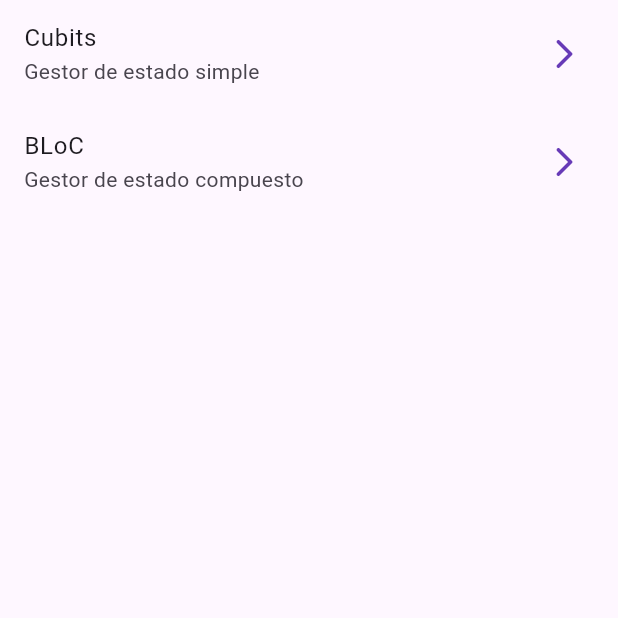
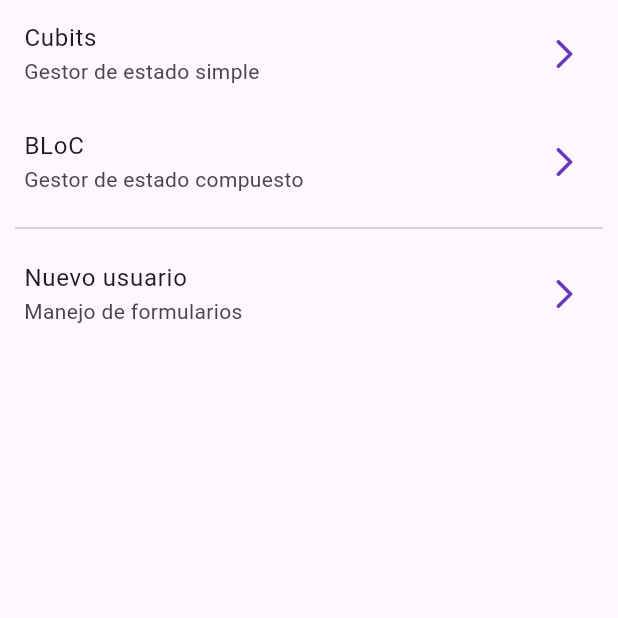
Before and after one commit to Sloot04/forms_app, a Flutter app: the screen it shows after launch, on a phone screen of 412 x 824 dp, the top half of it. Run offline on Flutter 3.47's test engine with Material 2 defaults, Android fonts, the phone set to English and light mode, and no system bars; our stand-ins replace equatable, flutter_bloc, go_router.

```diff
--- a/lib/config/router/app_router.dart
+++ b/lib/config/router/app_router.dart
@@ -15,5 +15,9 @@ final appRouter = GoRouter(
       path: '/bloc',
       builder: (context, state) => const BlocCounterScreen(),
     ),
+    GoRoute(
+      path: '/new-user',
+      builder: (context, state) => const RegisterScreen(),
+    ),
   ],
 );
--- a/lib/presentation/presentation.dart
+++ b/lib/presentation/presentation.dart
@@ -1,3 +1,4 @@
 export 'screens/bloc_counter_screen.dart';
 export 'screens/cubit_counter_screen.dart';
 export 'screens/home_screen.dart';
+export 'screens/register_screen.dart';
--- a/lib/presentation/screens/home_screen.dart
+++ b/lib/presentation/screens/home_screen.dart
@@ -15,13 +15,22 @@ class HomeScreen extends StatelessWidget {
             trailing: const Icon(Icons.arrow_forward_ios_rounded),
             onTap: () => context.push('/cubits'),
           ),
-            ListTile(
+          ListTile(
             title: const Text('BLoC'),
             subtitle: const Text('Gestor de estado compuesto'),
             trailing: const Icon(Icons.arrow_forward_ios_rounded),
             onTap: () => context.push('/bloc'),
           ),
-
+          const Padding(
+            padding: EdgeInsets.symmetric(horizontal: 10),
+            child: Divider(),
+          ),
+          ListTile(
+            title: const Text('Nuevo usuario'),
+            subtitle: const Text('Manejo de formularios'),
+            trailing: const Icon(Icons.arrow_forward_ios_rounded),
+            onTap: () => context.push('/new-user'),
+          ),
         ],
       ),
     );
```
Also changed, not shown: lib/presentation/screens/register_screen.dart (added, +24 -0 lines).
